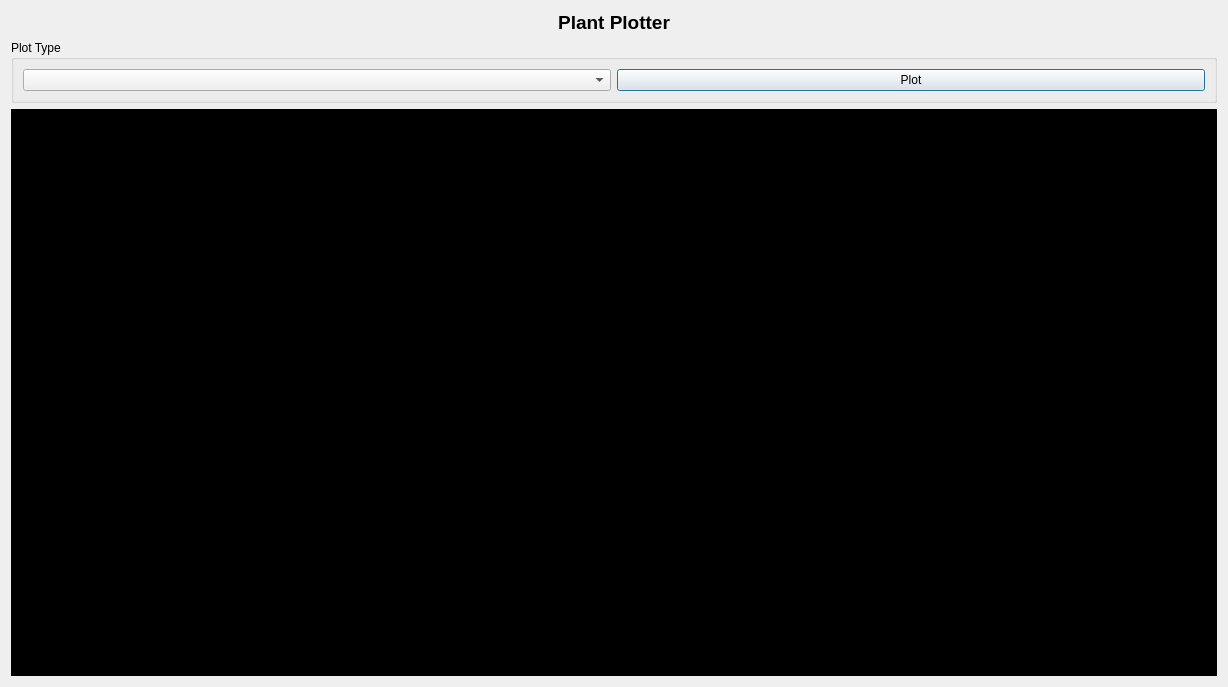
This is App/Simulator_App/ui/output_plotter.ui in DanielMontoyaR/Toolbox-de-Simulaci-n-para-An-lisis-de-Se-ales-Mixtas as Qt 5 draws it before an edit. The edited form follows.
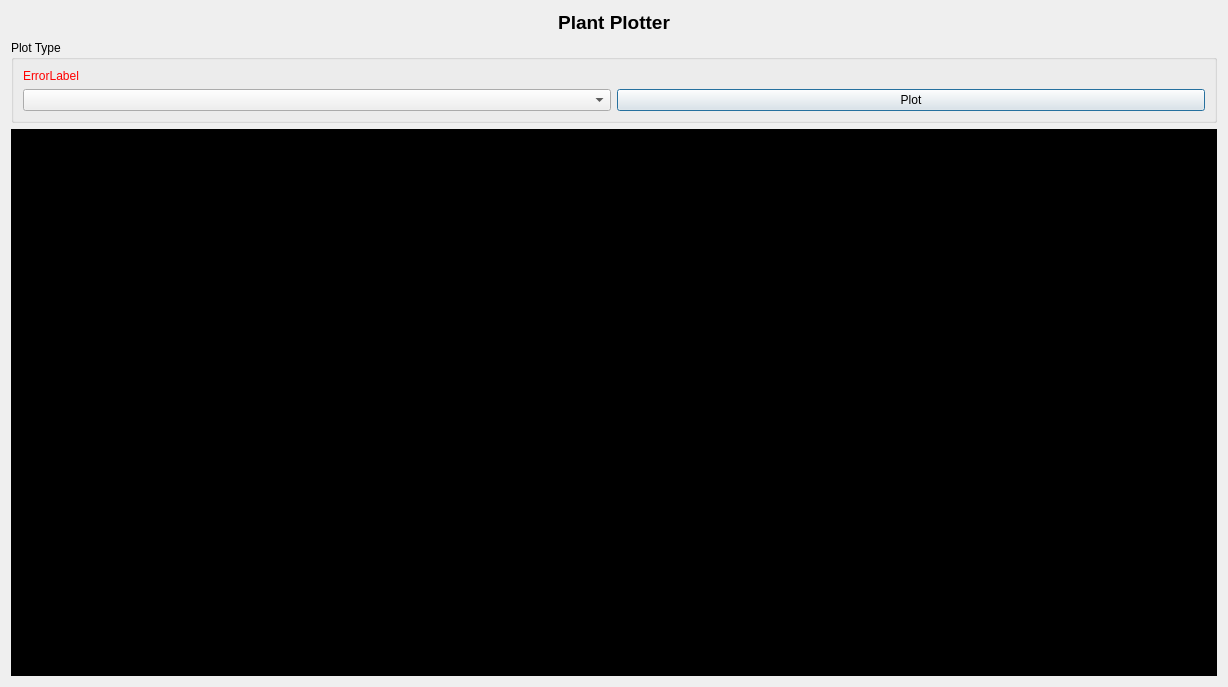
This is the edited form.

```diff
--- a/App/Simulator_App/ui/output_plotter.ui
+++ b/App/Simulator_App/ui/output_plotter.ui
@@ -22,18 +22,7 @@
         <string>Plot Type</string>
        </property>
        <layout class="QGridLayout" name="gridLayout_3">
-        <item row="0" column="1">
-         <layout class="QGridLayout" name="gridLayout">
-          <item row="0" column="0" colspan="2">
-           <widget class="QPushButton" name="plotButton">
-            <property name="text">
-             <string>Plot</string>
-            </property>
-           </widget>
-          </item>
-         </layout>
-        </item>
-        <item row="0" column="0">
+        <item row="1" column="0">
          <layout class="QGridLayout" name="gridLayout_2">
           <item row="0" column="0">
            <widget class="QComboBox" name="plotTypecomboBox">
@@ -50,6 +39,27 @@
           </item>
          </layout>
         </item>
+        <item row="1" column="1">
+         <layout class="QGridLayout" name="gridLayout">
+          <item row="0" column="0" colspan="2">
+           <widget class="QPushButton" name="plotButton">
+            <property name="text">
+             <string>Plot</string>
+            </property>
+           </widget>
+          </item>
+         </layout>
+        </item>
+        <item row="0" column="0">
+         <widget class="QLabel" name="errorlabel">
+          <property name="styleSheet">
+           <string notr="true">color:rgb(255, 0, 0)</string>
+          </property>
+          <property name="text">
+           <string>ErrorLabel</string>
+          </property>
+         </widget>
+        </item>
        </layout>
       </widget>
      </item>
```
